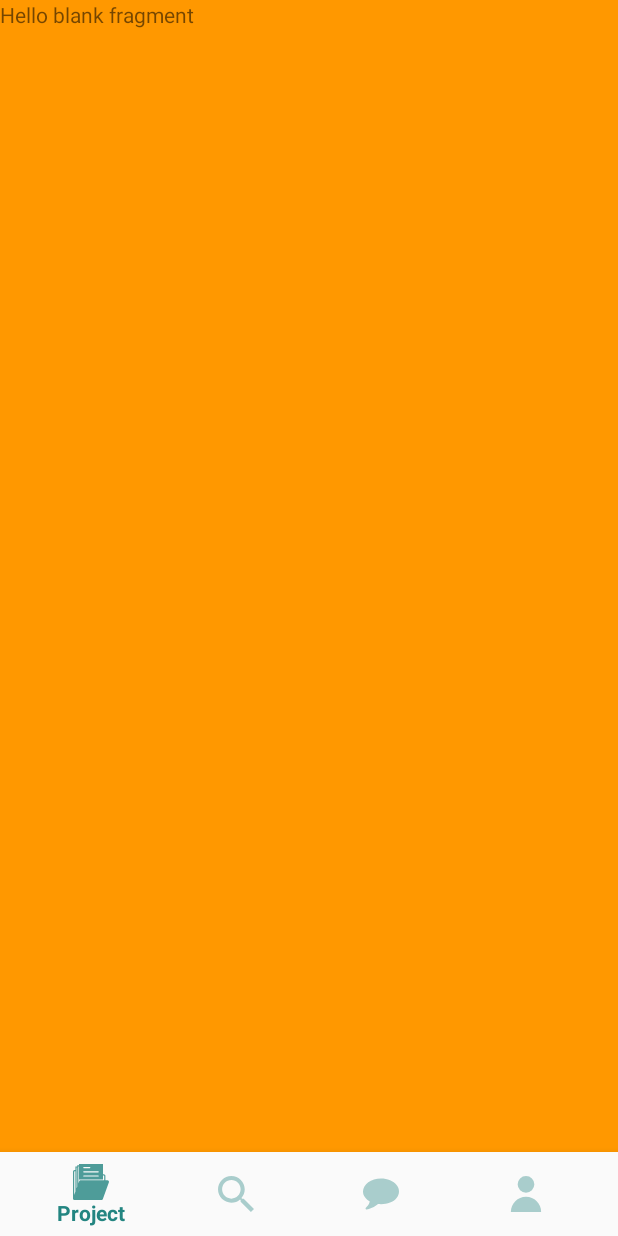
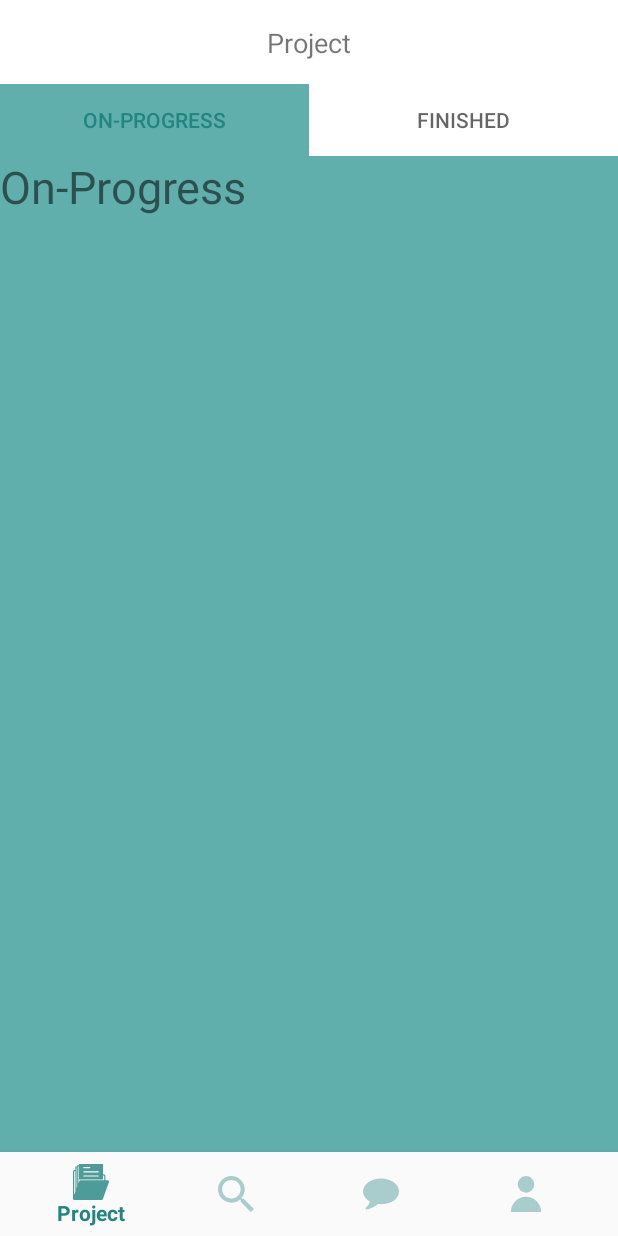
Before and after one commit to a-roseanne/witim, an Android app: the screen it shows after launch (MainActivity), on a phone screen of 412 x 824 dp. Run offline under Robolectric (Android 15) with nearby library versions, the phone set to English and light mode, and no system bars; our stand-ins replace navigation-ui.

Commit message:
Project 10%
:D

```diff
--- a/app/src/main/java/com/witim/FragmentProject.java
+++ b/app/src/main/java/com/witim/FragmentProject.java
@@ -3,18 +3,25 @@ package com.witim;
 
 import android.os.Bundle;
 
+import androidx.annotation.NonNull;
+import androidx.annotation.Nullable;
 import androidx.fragment.app.Fragment;
+import androidx.viewpager.widget.ViewPager;
 
 import android.view.LayoutInflater;
 import android.view.View;
 import android.view.ViewGroup;
+
+import com.google.android.material.tabs.TabLayout;
 
 
 /**
  * A simple {@link Fragment} subclass.
  */
 public class FragmentProject extends Fragment {
-
+    private TabLayout tabLayout;
+    private ViewPager viewPager;
+    View view;
 
     public FragmentProject() {
         // Required empty public constructor
@@ -24,8 +31,23 @@ public class FragmentProject extends Fragment {
     @Override
     public View onCreateView(LayoutInflater inflater, ViewGroup container,
                              Bundle savedInstanceState) {
-        // Inflate the layout for this fragment
-        return inflater.inflate(R.layout.fragment_project, container, false);
+        final View view = inflater.inflate(R.layout.fragment_project, container, false);
+        return view;
     }
 
+    @Override
+    public void onViewCreated(@NonNull View view, @Nullable Bundle savedInstanceState) {
+        super.onViewCreated(view, savedInstanceState);
+        tabLayout = view.findViewById(R.id.tablayout_project);
+        viewPager = view.findViewById(R.id.viewpager_project);
+        ViewPagerAdapter adapter = new ViewPagerAdapter(getChildFragmentManager());
+
+        //Add Fragment
+        adapter.addFragment(new fragment_project_ongoing(), "On-Progress");
+        adapter.addFragment(new fragment_project_finished(), "Finished");
+
+        //Adapter SetUp
+        viewPager.setAdapter(adapter);
+        tabLayout.setupWithViewPager(viewPager);
+    }
 }
--- /dev/null
+++ b/app/src/main/java/com/witim/ViewPagerAdapter.java
@@ -0,0 +1,40 @@
+package com.witim;
+
+import androidx.annotation.Nullable;
+import androidx.fragment.app.Fragment;
+import androidx.fragment.app.FragmentManager;
+import androidx.fragment.app.FragmentPagerAdapter;
+
+import java.util.ArrayList;
+import java.util.List;
+
+public class ViewPagerAdapter extends FragmentPagerAdapter {
+
+    private final List<Fragment> fragmentList = new ArrayList<>();
+    private final List<String> fragmentListTitles = new ArrayList<>();
+
+    public ViewPagerAdapter(FragmentManager fm) {
+        super(fm);
+    }
+
+    @Override
+    public Fragment getItem(int position) {
+        return fragmentList.get(position);
+    }
+
+    @Override
+    public int getCount() {
+        return fragmentListTitles.size();
+    }
+
+    @Nullable
+    @Override
+    public CharSequence getPageTitle(int position) {
+        return fragmentListTitles.get(position);
+    }
+
+    public void addFragment(Fragment fragment, String title) {
+        fragmentList.add(fragment);
+        fragmentListTitles.add(title);
+    }
+}
--- /dev/null
+++ b/app/src/main/java/com/witim/fragment_project_finished.java
@@ -0,0 +1,31 @@
+package com.witim;
+
+
+import android.os.Bundle;
+
+import androidx.fragment.app.Fragment;
+
+import android.view.LayoutInflater;
+import android.view.View;
+import android.view.ViewGroup;
+
+
+/**
+ * A simple {@link Fragment} subclass.
+ */
+public class fragment_project_finished extends Fragment {
+    View view;
+
+    public fragment_project_finished() {
+        // Required empty public constructor
+    }
+
+
+    @Override
+    public View onCreateView(LayoutInflater inflater, ViewGroup container,
+                             Bundle savedInstanceState) {
+        view = inflater.inflate(R.layout.fragment_project_finished, container, false);
+        return view;
+    }
+
+}
--- /dev/null
+++ b/app/src/main/java/com/witim/fragment_project_ongoing.java
@@ -0,0 +1,27 @@
+package com.witim;
+
+
+import android.os.Bundle;
+
+import androidx.fragment.app.Fragment;
+
+import android.view.LayoutInflater;
+import android.view.View;
+import android.view.ViewGroup;
+
+public class fragment_project_ongoing extends Fragment {
+    View view;
+
+    public fragment_project_ongoing() {
+        // Required empty public constructor
+    }
+
+
+    @Override
+    public View onCreateView(LayoutInflater inflater, ViewGroup container,
+                             Bundle savedInstanceState) {
+        view = inflater.inflate(R.layout.fragment_project_ongoing, container, false);
+        return view;
+    }
+
+}
--- a/app/src/main/res/layout/fragment_project.xml
+++ b/app/src/main/res/layout/fragment_project.xml
@@ -1,16 +1,66 @@
 <?xml version="1.0" encoding="utf-8"?>
-<FrameLayout xmlns:android="http://schemas.android.com/apk/res/android"
+<androidx.constraintlayout.widget.ConstraintLayout xmlns:android="http://schemas.android.com/apk/res/android"
+    xmlns:app="http://schemas.android.com/apk/res-auto"
     xmlns:tools="http://schemas.android.com/tools"
+    android:id="@+id/frameLayout"
     android:layout_width="match_parent"
     android:layout_height="match_parent"
     tools:context=".FragmentProject">
 
-    <!-- TODO: Update blank fragment layout -->
+    <androidx.appcompat.widget.Toolbar
+        android:id="@+id/toolbar_project"
+        android:layout_width="match_parent"
+        android:layout_height="wrap_content"
+        android:background="@color/topTabBar"
+        android:minHeight="?attr/actionBarSize"
+        android:theme="?attr/actionBarTheme"
+        app:layout_constraintEnd_toEndOf="parent"
+        app:layout_constraintStart_toStartOf="parent"
+        app:layout_constraintTop_toTopOf="parent" />
+
     <TextView
-        android:id="@+id/fragmentProject"
+        android:id="@+id/project_textview"
+        android:layout_width="wrap_content"
+        android:layout_height="wrap_content"
+        android:text="@string/title_proj"
+        android:textSize="18sp"
+        app:layout_constraintBottom_toTopOf="@+id/tablayout_project"
+        app:layout_constraintEnd_toEndOf="@+id/toolbar_project"
+        app:layout_constraintStart_toStartOf="@+id/toolbar_project"
+        app:layout_constraintTop_toTopOf="@+id/toolbar_project" />
+
+    <com.google.android.material.tabs.TabLayout
+        android:id="@+id/tablayout_project"
         android:layout_width="match_parent"
-        android:layout_height="match_parent"
-        android:background="#FF9800"
-        android:text="@string/hello_blank_fragment" />
+        android:layout_height="wrap_content"
+        android:background="@color/topTabBar"
+        app:layout_constraintEnd_toEndOf="parent"
+        app:layout_constraintStart_toStartOf="parent"
+        app:layout_constraintTop_toBottomOf="@+id/toolbar_project"
+        app:tabIndicatorAnimationDuration="300"
+        app:tabIndicatorHeight="@android:dimen/notification_large_icon_height"
+        app:tabSelectedTextColor="@color/activeTab" />
 
-</FrameLayout>
+    <androidx.viewpager.widget.ViewPager
+        android:id="@+id/viewpager_project"
+        android:layout_width="0dp"
+        android:layout_height="0dp"
+        android:background="@color/colorAccent"
+        app:layout_constraintBottom_toBottomOf="parent"
+        app:layout_constraintEnd_toEndOf="parent"
+        app:layout_constraintStart_toStartOf="parent"
+        app:layout_constraintTop_toBottomOf="@+id/tablayout_project" />
+
+
+    <!--    <FrameLayout-->
+    <!--        android:id="@+id/project_frame"-->
+    <!--        android:layout_width="0dp"-->
+    <!--        android:layout_height="0dp"-->
+    <!--        android:background="@color/colorAccent"-->
+    <!--        app:layout_constraintBottom_toBottomOf="parent"-->
+    <!--        app:layout_constraintEnd_toEndOf="parent"-->
+    <!--        app:layout_constraintStart_toStartOf="parent"-->
+    <!--        app:layout_constraintTop_toBottomOf="@+id/tabproject">-->
+
+    <!--    </FrameLayout>-->
+</androidx.constraintlayout.widget.ConstraintLayout>
--- /dev/null
+++ b/app/src/main/res/layout/fragment_project_finished.xml
@@ -0,0 +1,15 @@
+<?xml version="1.0" encoding="utf-8"?>
+<FrameLayout xmlns:android="http://schemas.android.com/apk/res/android"
+    xmlns:tools="http://schemas.android.com/tools"
+    android:layout_width="match_parent"
+    android:layout_height="match_parent"
+    tools:context=".fragment_project_finished">
+
+    <!-- TODO: Update blank fragment layout -->
+    <TextView
+        android:layout_width="match_parent"
+        android:layout_height="match_parent"
+        android:text="@string/text_project_finished"
+        android:textSize="30sp" />
+
+</FrameLayout>
--- /dev/null
+++ b/app/src/main/res/layout/fragment_project_ongoing.xml
@@ -0,0 +1,16 @@
+<?xml version="1.0" encoding="utf-8"?>
+<FrameLayout xmlns:android="http://schemas.android.com/apk/res/android"
+    xmlns:tools="http://schemas.android.com/tools"
+    android:layout_width="match_parent"
+    android:layout_height="match_parent"
+    tools:context=".fragment_project_ongoing">
+
+    <!-- TODO: Update blank fragment layout -->
+    <TextView
+        android:id="@+id/ongoing"
+        android:layout_width="match_parent"
+        android:layout_height="match_parent"
+        android:text="@string/text_project_ongoing"
+        android:textSize="30sp" />
+
+</FrameLayout>
--- a/app/src/main/res/values/colors.xml
+++ b/app/src/main/res/values/colors.xml
@@ -14,4 +14,5 @@
 
     <color name="activeTab">#238581</color>
     <color name="Tab">#95C2C0</color>
+    <color name="topTabBar">#FFFFFF</color>
 </resources>
--- a/app/src/main/res/values/strings.xml
+++ b/app/src/main/res/values/strings.xml
@@ -8,6 +8,8 @@
     <string name="title_find">Find</string>
     <string name="title_chat">Chat</string>
     <string name="title_profile">Profile</string>
+    <string name="text_project_ongoing">On-Progress</string>
+    <string name="text_project_finished">Finished</string>
 
     <!-- TODO: Remove or change this placeholder text -->
     <string name="hello_blank_fragment">Hello blank fragment</string>
```
Also changed, not shown: 1 other file.
